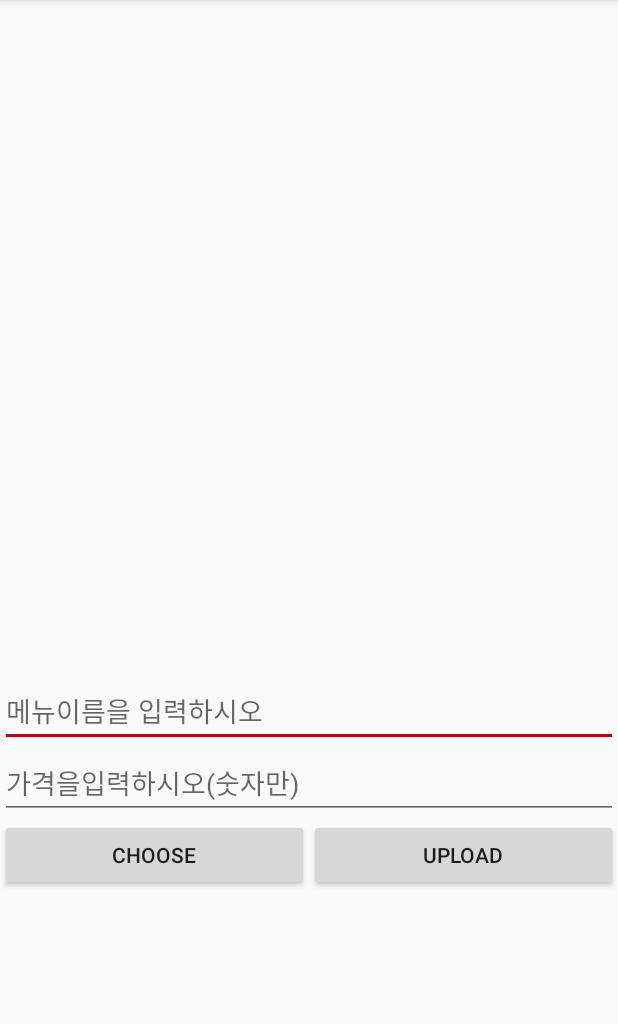
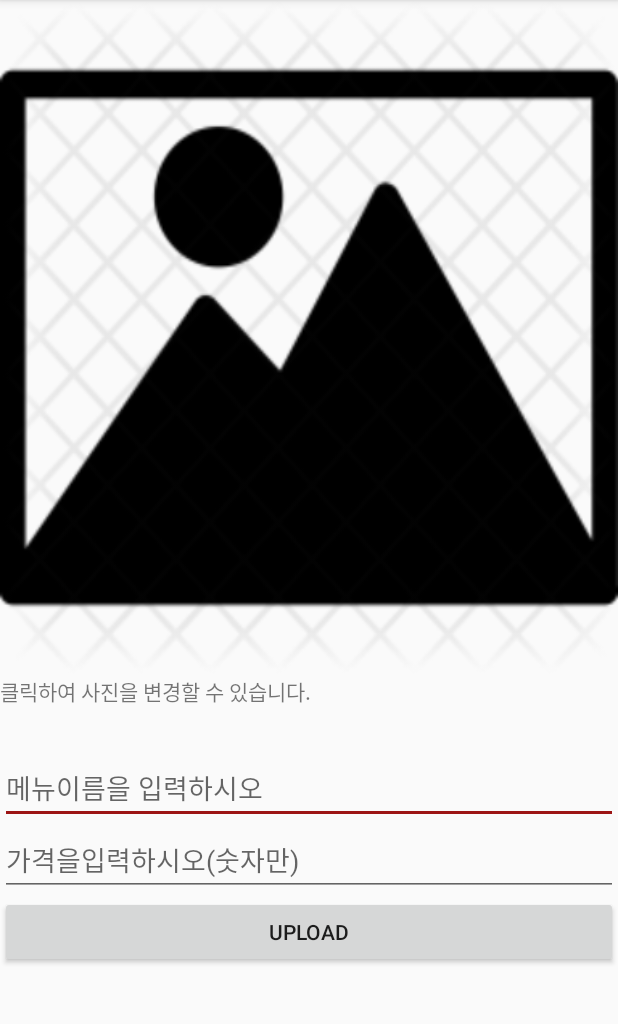
Before and after one commit to Tenykim1109/EngCaf_Computerize, an Android app: the AddActivity screen opened directly, with no data from a screen before it, on a phone screen of 412 x 824 dp, the part 84-1108 px from its top. Run offline under Robolectric (Android 15) with nearby library versions, the phone set to English and light mode, and no system bars; our stand-ins replace Firebase (no records; nobody signed in at launch, a user with empty details on screens opened directly).

Commit message:
[디자인 개선] - in add_page.xml.. ImageView와 Button을 ImageButton으로 통합. - in res.. ImageButton 디폴트 이미지 ic_image 추가. - in AddActivity.java.. ImageView 변경 -> ImageButton background 변경.

```diff
--- a/Restaurant/app/src/main/java/com/example/restaurant/AddActivity.java
+++ b/Restaurant/app/src/main/java/com/example/restaurant/AddActivity.java
@@ -7,6 +7,8 @@ import android.app.Activity;
 import android.app.ProgressDialog;
 import android.content.Intent;
 import android.graphics.Bitmap;
+import android.graphics.drawable.BitmapDrawable;
+import android.graphics.drawable.Drawable;
 import android.net.Uri;
 import android.os.Bundle;
 import android.provider.MediaStore;
@@ -22,6 +24,7 @@ import com.google.firebase.storage.UploadTask;
 
 import android.widget.Button;
 import android.widget.EditText;
+import android.widget.ImageButton;
 import android.widget.ImageView;
 import android.widget.Toast;
 
@@ -32,18 +35,17 @@ public class AddActivity extends AppCompatActivity implements View.OnClickListen
     private Uri filepath;
     FirebaseStorage storage;
     StorageReference storageReference;
-    Button btnChoose, btnUpload;
+    ImageButton btnChoose;
+    Button btnUpload;
     EditText nameText, priceText;
-    ImageView imageView;
     String select_corner;
 
     @Override
     protected void onCreate(Bundle savedInstanceState) {
         super.onCreate(savedInstanceState);
         setContentView(R.layout.add_page);
-        btnChoose = (Button)findViewById(R.id.btnChoose);
+        btnChoose = (ImageButton)findViewById(R.id.btnChoose);
         btnUpload = (Button)findViewById(R.id.btnUpload);
-        imageView = (ImageView)findViewById(R.id.imageView);
         nameText = (EditText) findViewById(R.id.nameText);
         priceText = (EditText) findViewById(R.id.priceText);
         storage = FirebaseStorage.getInstance();
@@ -67,7 +69,6 @@ public class AddActivity extends AppCompatActivity implements View.OnClickListen
                     Toast.makeText(this,"이름과 가격을 입력하시오",Toast.LENGTH_SHORT).show();
                 break;
         }
-
     }
 
     @Override
@@ -77,11 +78,11 @@ public class AddActivity extends AppCompatActivity implements View.OnClickListen
             filepath = data.getData();
             try {
                 Bitmap bitmap = MediaStore.Images.Media.getBitmap(getContentResolver(), filepath);
-                imageView.setImageBitmap(bitmap);
+                Drawable drawable = new BitmapDrawable(bitmap);
+                btnChoose.setBackground(drawable);
             }catch(IOException e) {
                 e.printStackTrace();
             }
-
         }
     }
 
@@ -114,7 +115,6 @@ public class AddActivity extends AppCompatActivity implements View.OnClickListen
                     Toast.makeText(getApplicationContext(), "실패 다시 시도하시오", Toast.LENGTH_SHORT).show();
                 }
             });
-
         }
         else {
             Toast.makeText(this,"이미지를 선택하세요.",Toast.LENGTH_SHORT).show();
--- a/Restaurant/app/src/main/res/layout/add_page.xml
+++ b/Restaurant/app/src/main/res/layout/add_page.xml
@@ -5,11 +5,23 @@
     android:layout_height="match_parent"
     android:orientation="vertical">
 
-    <ImageView
-        android:id="@+id/imageView"
+    <ImageButton
+        android:id="@+id/btnChoose"
         android:layout_width="match_parent"
-        android:layout_height="450dp" />
+        android:layout_height="450dp"
+        android:layout_gravity="center"
+        android:background="@drawable/ic_image" />
 
+    <TextView
+        android:layout_width="match_parent"
+        android:layout_height="wrap_content"
+        android:text="클릭하여 사진을 변경할 수 있습니다." />
+
+    <LinearLayout
+        android:layout_width="match_parent"
+        android:layout_height="wrap_content"
+        android:layout_marginTop="30dp"
+        android:orientation="vertical">
 
         <EditText
             android:id="@+id/nameText"
@@ -26,27 +38,12 @@
             android:ems="10"
             android:hint="가격을입력하시오(숫자만)"
             android:inputType="text" />
-
-    <LinearLayout
-        android:id="@+id/linearLayout"
-        android:layout_width="match_parent"
-        android:layout_height="match_parent"
-        android:orientation="horizontal">
-
-        <Button
-            android:id="@+id/btnChoose"
-            android:layout_width="wrap_content"
-            android:layout_height="wrap_content"
-            android:layout_weight="1"
-            android:text="Choose" />
+    </LinearLayout>
 
     <Button
         android:id="@+id/btnUpload"
-            android:layout_width="wrap_content"
+        android:layout_width="match_parent"
         android:layout_height="wrap_content"
-            android:layout_weight="1"
         android:text="Upload" />
 
 </LinearLayout>
-
-</LinearLayout>
```
Also changed, not shown: Restaurant/app/src/main/res/drawable-v24/ic_image.png (added). Lines whose indentation alone changed are shown as unchanged.
